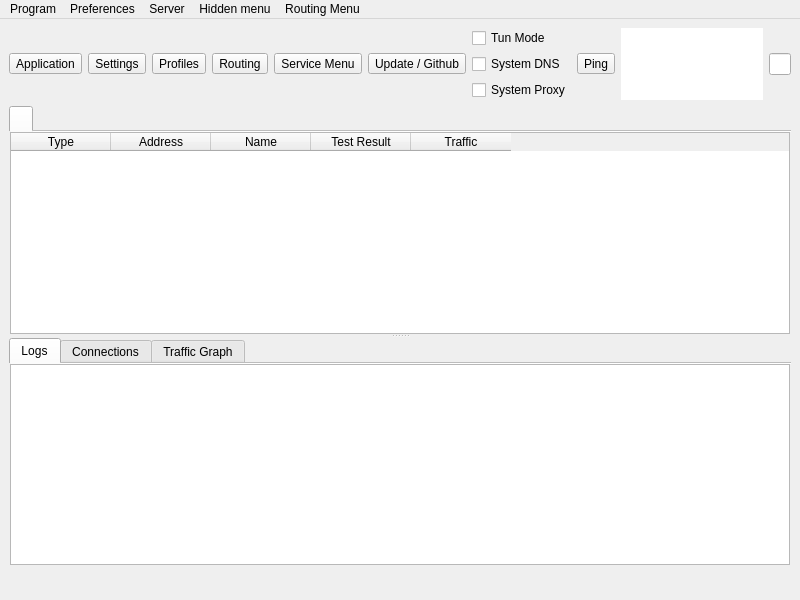
Old version of the form include/ui/mainwindow.ui in the repository forestsnet/Throne.
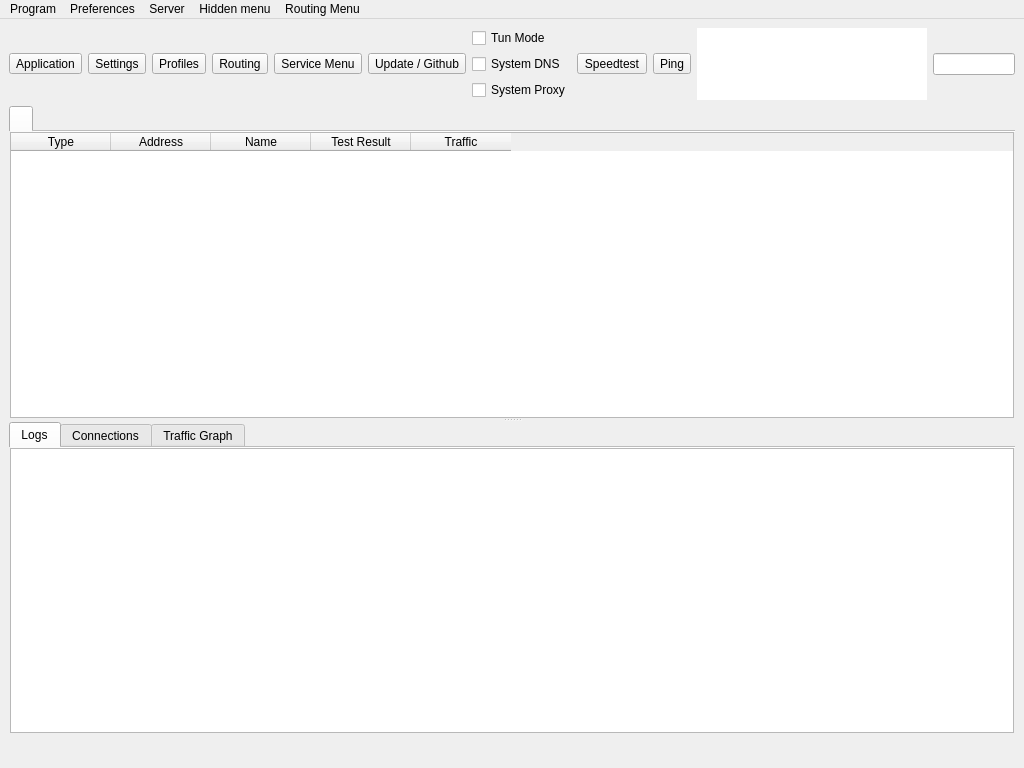
New version of the form. Icons and pictures are not drawn. Custom widgets are drawn as their Qt base class.

Commit message: feat: Add speedtest button on main menu fix: Fixed duplicate server on update sub feat: Changed min application size to 1024x768

```diff
--- a/include/ui/mainwindow.ui
+++ b/include/ui/mainwindow.ui
@@ -6,14 +6,14 @@
             <rect>
                 <x>0</x>
                 <y>0</y>
-                <width>800</width>
-                <height>600</height>
+                <width>1024</width>
+                <height>768</height>
             </rect>
         </property>
         <property name="minimumSize">
             <size>
-                <width>800</width>
-                <height>600</height>
+                <width>1024</width>
+                <height>768</height>
             </size>
         </property>
         <property name="windowTitle">
@@ -186,6 +186,28 @@
                                 </item>
                             </layout>
                         </item>
+                        <item>
+                            <widget class="QToolButton" name="toolButton_speedtest">
+                                <property name="text">
+                                    <string>Speedtest</string>
+                                </property>
+                                <property name="icon">
+                                    <iconset theme="network-test"/>
+                                </property>
+                                <property name="iconSize">
+                                    <size>
+                                        <width>24</width>
+                                        <height>24</height>
+                                    </size>
+                                </property>
+                                <property name="popupMode">
+                                    <enum>QToolButton::ToolButtonPopupMode::InstantPopup</enum>
+                                </property>
+                                <property name="toolButtonStyle">
+                                    <enum>Qt::ToolButtonStyle::ToolButtonTextUnderIcon</enum>
+                                </property>
+                            </widget>
+                        </item>
                         <item>
                             <widget class="QToolButton" name="toolButton_ping">
                                 <property name="text">
```
The commit also changes 4 other files.
